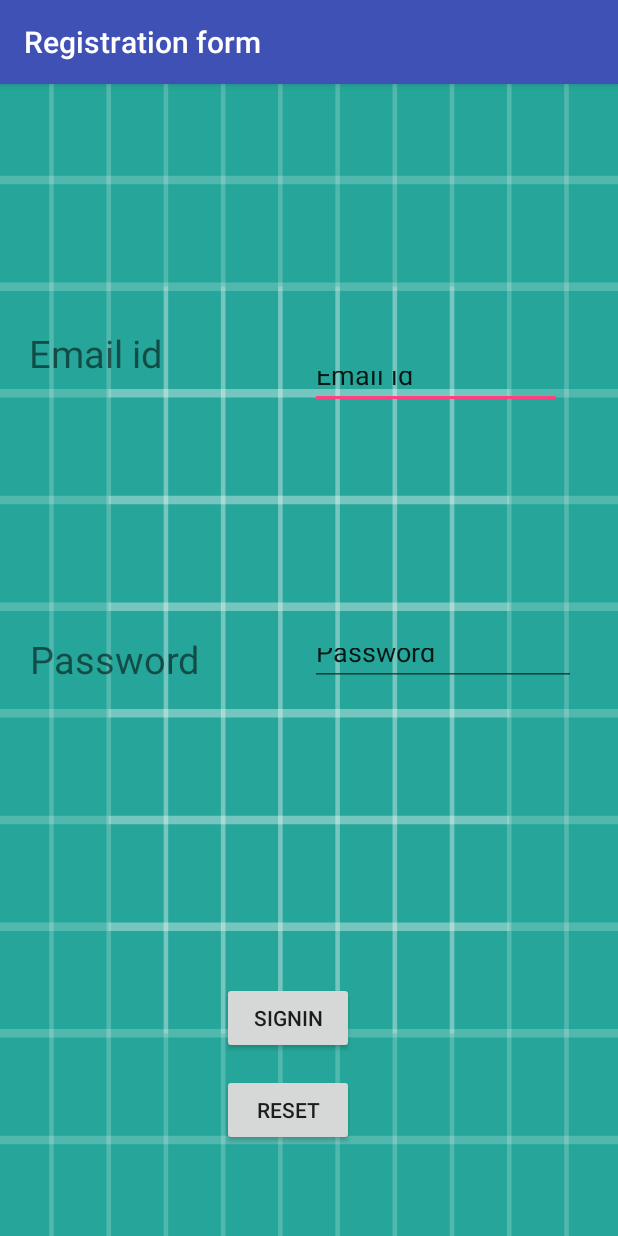
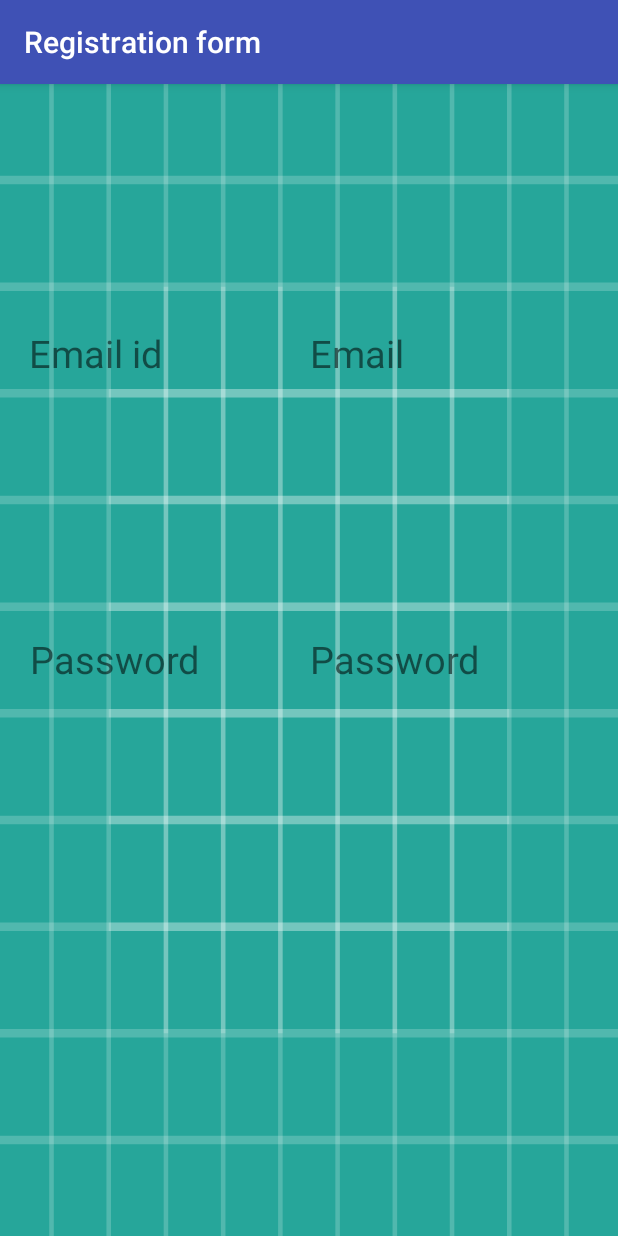
Before and after one commit to Ankur151/Android, an Android app: the screen it shows after launch (Signin), after a tap on "PROCEED", on a phone screen of 412 x 824 dp. Run offline under Robolectric (Android 15) with nearby library versions, the phone set to English and light mode, and no system bars.

Commit message:
Updated Assignment Signup page

```diff
--- a/Registrationform/app/src/main/java/com/example/ankur/registrationform/MainActivity.java
+++ b/Registrationform/app/src/main/java/com/example/ankur/registrationform/MainActivity.java
@@ -1,6 +1,7 @@
 package com.example.ankur.registrationform;
 
 import android.content.Intent;
+import android.content.SharedPreferences;
 import android.support.v7.app.AppCompatActivity;
 import android.os.Bundle;
 import android.view.View;
@@ -8,14 +9,33 @@ import android.widget.ArrayAdapter;
 import android.widget.Button;
 import android.widget.Spinner;
 import android.util.*;
+import android.widget.TextView;
 
 public class MainActivity extends AppCompatActivity {
-
+SharedPreferences sharedPreferences;
+TextView Email;
+TextView Password;
+public static final String mypreference="mypref";
+public static final String email="emailkey";
+public static final String phone="phonekey";
     @Override
     protected void onCreate(Bundle savedInstanceState) {
         super.onCreate(savedInstanceState);
 
         setContentView(R.layout.activity_main);
+        Email=(TextView)findViewById(R.id.editText7);
+        Password=(TextView)findViewById(R.id.editText5);
+        sharedPreferences=getSharedPreferences(mypreference,MODE_PRIVATE);
+
+        if(sharedPreferences.contains(email)){
+            Email.setText(sharedPreferences.getString(email,""));
+        }
+
+        if(sharedPreferences.contains(phone)){
+            Password.setText(sharedPreferences.getString(phone,""));
+        }
+
+
         Spinner myspinner = (Spinner) findViewById(R.id.simpleSpinner);
         ArrayAdapter<CharSequence> myadapter = ArrayAdapter.createFromResource(this,
                 R.array.mynames,
@@ -28,10 +48,23 @@ public class MainActivity extends AppCompatActivity {
             @Override
             public void onClick(View view) {
                 Intent intent = new Intent(MainActivity.this, Signin.class);
+                intent.putExtra("username",Email.getText().toString());
+                intent.putExtra("password",Password.getText().toString());
                 startActivity(intent);
             }
         });
 
 
     }
+
+    public void Save(View view) {
+        String n=Email.getText().toString();
+        String e=Password.getText().toString();
+
+        SharedPreferences.Editor editor= sharedPreferences.edit();
+        editor.putString(email, n);
+        editor.putString(phone,e);
+        editor.commit();
+    }
+
 }
--- a/Registrationform/app/src/main/java/com/example/ankur/registrationform/Signin.java
+++ b/Registrationform/app/src/main/java/com/example/ankur/registrationform/Signin.java
@@ -1,24 +1,41 @@
 package com.example.ankur.registrationform;
 
+import android.content.Intent;
+import android.content.SharedPreferences;
+import android.preference.PreferenceManager;
 import android.support.v7.app.AppCompatActivity;
 import android.os.Bundle;
 import android.view.View;
+import android.widget.TextView;
 import android.widget.Toast;
 
 import static android.view.Gravity.CENTER;
 
 public class Signin extends AppCompatActivity {
-
+TextView textView;
+TextView textView1;
+//static int i=0;
     @Override
     protected void onCreate(Bundle savedInstanceState) {
         super.onCreate(savedInstanceState);
         setContentView(R.layout.activity_signin);
+        textView=findViewById(R.id.editText3);
+        textView1=findViewById(R.id.editText8);
+        textView.setText(getIntent().getExtras().getString("username"));
+        textView1.setText(getIntent().getExtras().getString("password"));
+//        SharedPreferences sharedPreferences=getSharedPreferences("mypref",MODE_PRIVATE);
+//        String str=sharedPreferences.getString("emailkey", "");
+//        String str1=sharedPreferences.getString("phonekey","");
+//        textView.setText(str);
+//        textView1.setText(str1);
+//
+//        if(str.equals("1")){
+//            textView.setText(str);
+//            textView1.setText(str1);
+//            i=1;
+//        }
+
+
     }
 
-    public void Display(View view) {
-        Toast t1=Toast.makeText(this,"Page Under Maintenance",Toast.LENGTH_LONG);
-        t1.setGravity(CENTER,0,0);
-        t1.show();
-
-    }
 }
--- a/Registrationform/app/src/main/res/layout/activity_signin.xml
+++ b/Registrationform/app/src/main/res/layout/activity_signin.xml
@@ -32,19 +32,19 @@
         android:layout_alignParentLeft="true"
         android:layout_marginLeft="19dp" />
 
-    <EditText
+    <TextView
         android:id="@+id/editText3"
         android:layout_width="168dp"
         android:layout_height="35dp"
-        android:layout_alignParentTop="true"
         android:layout_alignStart="@+id/editText8"
-        android:layout_marginTop="181dp"
+        android:layout_alignTop="@+id/textView9"
         android:ems="10"
         android:inputType="textPersonName"
+        android:textSize="25dp"
         android:text="Email id"
         android:layout_alignLeft="@+id/editText8" />
 
-    <EditText
+    <TextView
         android:id="@+id/editText8"
         android:layout_width="177dp"
         android:layout_height="35dp"
@@ -54,31 +54,8 @@
         android:ems="10"
         android:inputType="textPersonName"
         android:text="Password"
+        android:textSize="25dp"
         android:layout_alignParentRight="true"
         android:layout_marginRight="28dp" />
 
-    <Button
-        android:id="@+id/button2"
-        android:layout_width="wrap_content"
-        android:layout_height="wrap_content"
-        android:layout_alignParentBottom="true"
-        android:layout_alignParentLeft="true"
-        android:layout_alignParentStart="true"
-        android:layout_marginBottom="121dp"
-        android:layout_marginLeft="148dp"
-        android:layout_marginStart="148dp"
-        android:onClick="Display"
-        android:text="Signin" />
-
-    <Button
-        android:id="@+id/button3"
-        android:layout_width="wrap_content"
-        android:layout_height="wrap_content"
-        android:layout_alignParentBottom="true"
-        android:layout_alignStart="@+id/button2"
-        android:layout_marginBottom="60dp"
-        android:onClick="Display"
-        android:text="Reset"
-        android:layout_alignLeft="@+id/button2" />
-
 </RelativeLayout>
```
Also changed, not shown: Registrationform/app/src/main/res/layout/activity_main.xml (+7 -6 lines).
